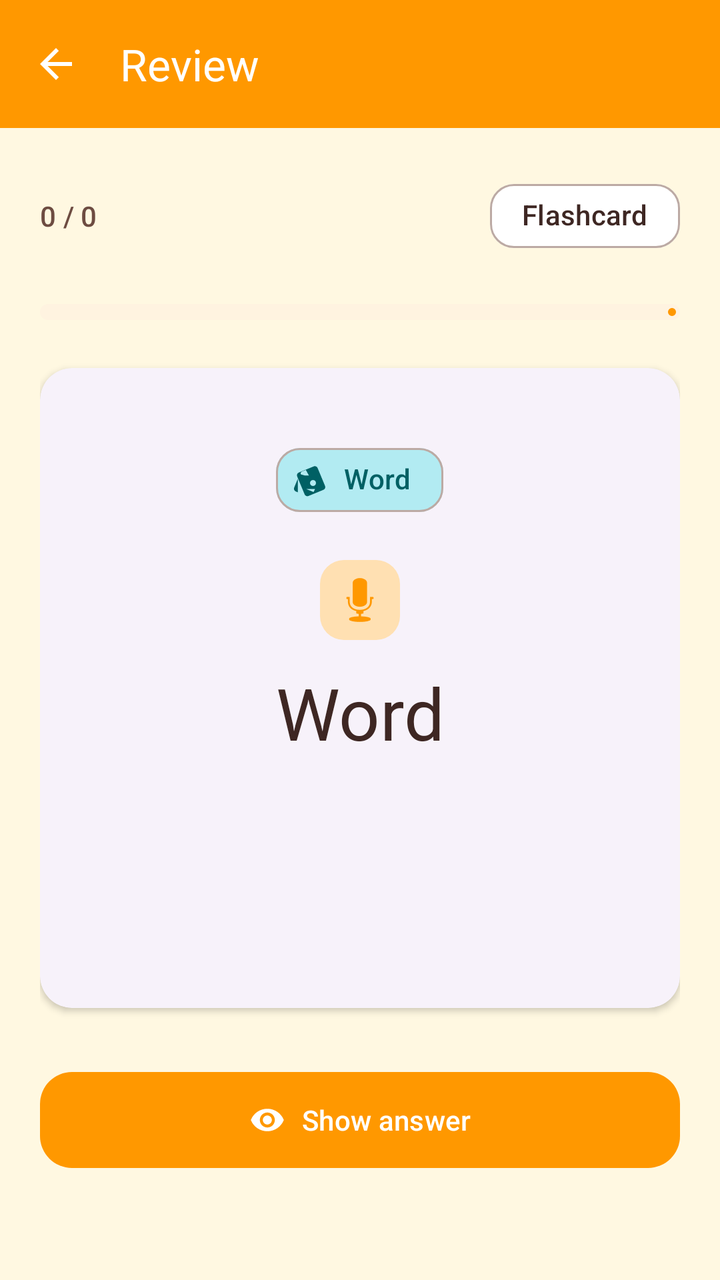
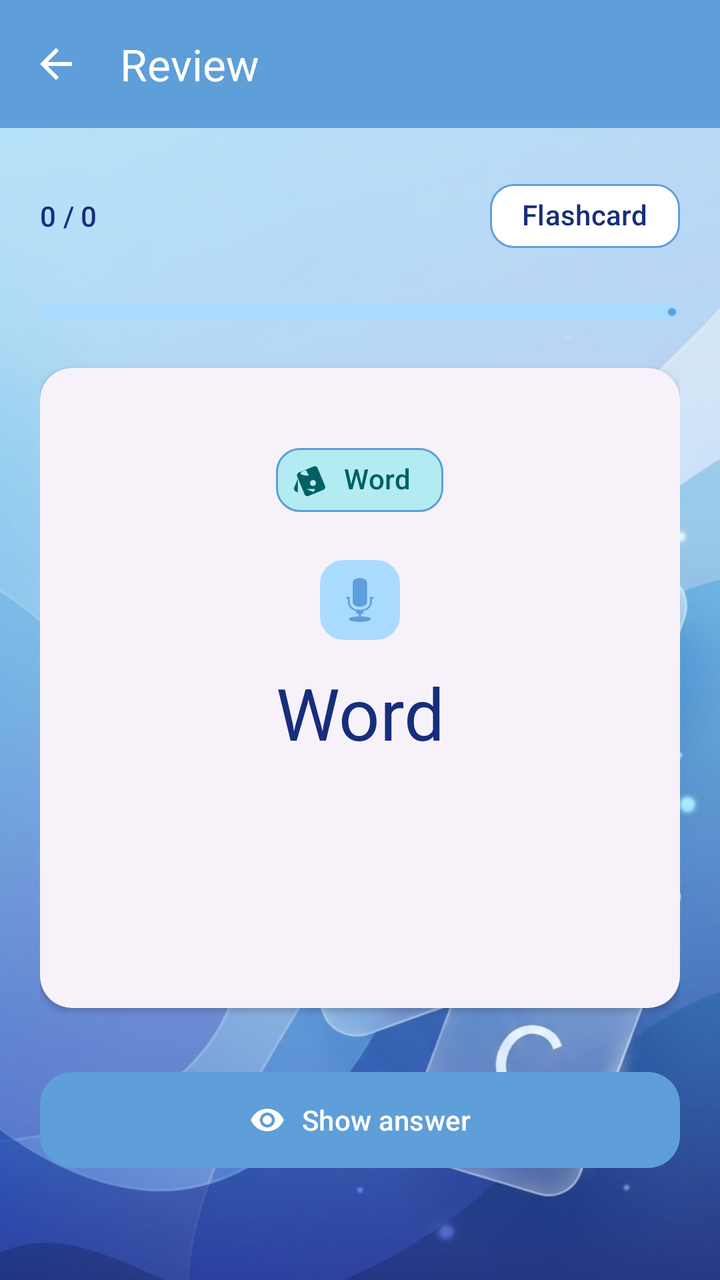

An Android layout rendered at two revisions. The XML below is the earlier revision; the diff shows what the commit changed to produce the second picture.
<!-- AndroidManifest.xml: application theme Theme.SmartFlashCard -->
<!-- res/layout/activity_review.xml -->
<?xml version="1.0" encoding="utf-8"?>
<androidx.coordinatorlayout.widget.CoordinatorLayout
    xmlns:android="http://schemas.android.com/apk/res/android"
    xmlns:app="http://schemas.android.com/apk/res-auto"
    android:id="@+id/reviewLayout"
    android:layout_width="match_parent"
    android:layout_height="match_parent"
    android:background="?android:attr/colorBackground">

    <com.google.android.material.appbar.AppBarLayout
        android:id="@+id/appBarLayout"
        android:layout_width="match_parent"
        android:layout_height="wrap_content"
        app:liftOnScroll="true"
        style="@style/Widget.Material3.AppBarLayout">

        <com.google.android.material.appbar.MaterialToolbar
            android:id="@+id/toolbarReview"
            android:layout_width="match_parent"
            android:layout_height="?attr/actionBarSize"
            app:title="@string/review_activity_title"
            app:navigationIcon="@drawable/ic_arrow_back"/>

    </com.google.android.material.appbar.AppBarLayout>

    <androidx.core.widget.NestedScrollView
        android:layout_width="match_parent"
        android:layout_height="match_parent"
        android:fillViewport="true"
        android:overScrollMode="never"
        app:layout_behavior="@string/appbar_scrolling_view_behavior">

        <LinearLayout
            android:layout_width="match_parent"
            android:layout_height="wrap_content"
            android:orientation="vertical"
            android:paddingHorizontal="20dp"
            android:paddingTop="20dp"
            android:paddingBottom="32dp">

            <LinearLayout
                android:layout_width="match_parent"
                android:layout_height="wrap_content"
                android:orientation="horizontal"
                android:gravity="center_vertical"
                android:layout_marginBottom="20dp">

                <TextView
                    android:id="@+id/tvProgress"
                    android:layout_width="0dp"
                    android:layout_height="wrap_content"
                    android:layout_weight="1"
                    android:text="0 / 0"
                    android:textAppearance="@style/TextAppearance.Material3.LabelLarge"
                    android:textColor="?attr/colorOnSurfaceVariant" />

                <com.google.android.material.chip.Chip
                    android:id="@+id/chipDeck"
                    android:layout_width="wrap_content"
                    android:layout_height="wrap_content"
                    android:text="@string/review_flashcard_label"
                    app:chipBackgroundColor="@color/cardview_light_background"
                    android:textColor="@color/md_theme_light_onBackground"
                    style="@style/Widget.Material3.Chip.Assist" />

            </LinearLayout>

            <com.google.android.material.progressindicator.LinearProgressIndicator
                android:id="@+id/progressIndicator"
                android:layout_width="match_parent"
                android:layout_height="wrap_content"
                android:layout_marginBottom="24dp"
                android:progress="0"
                android:indeterminate="false"
                app:trackCornerRadius="8dp"
                app:trackThickness="8dp"
                app:indicatorColor="?attr/colorPrimary"
                app:trackColor="?attr/colorSurfaceVariant" />

            <com.google.android.material.card.MaterialCardView
                android:id="@+id/cvCard"
                android:layout_width="match_parent"
                android:layout_height="wrap_content"
                android:minHeight="320dp"
                android:layout_marginBottom="28dp"
                app:cardElevation="2dp"
                app:strokeWidth="0dp"
                style="@style/Widget.Material3.CardView.Elevated">

                <LinearLayout
                    android:layout_width="match_parent"
                    android:layout_height="match_parent"
                    android:orientation="vertical"
                    android:gravity="center"
                    android:padding="32dp">

                    <com.google.android.material.chip.Chip
                        android:layout_width="wrap_content"
                        android:layout_height="wrap_content"
                        android:layout_marginBottom="16dp"
                        android:text="@string/review_vocab_label"
                        app:chipIcon="@drawable/ic_style"
                        app:chipBackgroundColor="?attr/colorSecondaryContainer"
                        android:textColor="?attr/colorOnSecondaryContainer"
                        android:clickable="false"
                        android:focusable="false"
                        style="@style/Widget.Material3.Chip.Assist" />

                    <LinearLayout
                        android:layout_width="wrap_content"
                        android:layout_height="wrap_content"
                        android:orientation="horizontal"
                        android:gravity="center"
                        android:layout_marginBottom="12dp"
                        android:paddingHorizontal="16dp">

                        <ImageButton
                            android:id="@+id/btnPlayTts"
                            android:layout_width="40dp"
                            android:layout_height="40dp"
                            android:background="@drawable/bg_tts_button"
                            android:contentDescription="@string/card_listen_content_desc"
                            android:src="@android:drawable/ic_btn_speak_now"
                            app:tint="?attr/colorPrimary" />
                    </LinearLayout>

                    <LinearLayout
                        android:layout_width="wrap_content"
                        android:layout_height="wrap_content"
                        android:orientation="horizontal"
                        android:gravity="center"
                        android:paddingHorizontal="16dp">

                        <TextView
                            android:id="@+id/tvFront"
                            android:layout_width="wrap_content"
                            android:layout_height="wrap_content"
                            android:text="Word"
                            android:textAlignment="center"
                            android:textAppearance="@style/TextAppearance.Material3.DisplaySmall"
                            android:textColor="?attr/colorOnSurface" />
                    </LinearLayout>

                    <TextView
                        android:id="@+id/tvIpa"
                        android:layout_width="wrap_content"
                        android:layout_height="wrap_content"
                        android:layout_marginTop="4dp"
                        android:text="/wɜːrd/"
                        android:textAlignment="center"
                        android:textAppearance="@style/TextAppearance.Material3.BodyLarge"
                        android:textColor="?attr/colorOnSurfaceVariant"
                        android:textStyle="italic"
                        android:visibility="gone" />

                    <com.google.android.material.divider.MaterialDivider
                        android:id="@+id/divider"
                        android:layout_width="80dp"
                        android:layout_height="wrap_content"
                        android:layout_marginTop="20dp"
                        android:layout_marginBottom="20dp"
                        android:visibility="gone"
                        app:dividerColor="?attr/colorOutlineVariant"
                        app:dividerThickness="2dp" />

                    <TextView
                        android:id="@+id/tvBack"
                        android:layout_width="wrap_content"
                        android:layout_height="wrap_content"
                        android:text="@string/review_meaning_label"
                        android:textAlignment="center"
                        android:textAppearance="@style/TextAppearance.Material3.HeadlineMedium"
                        android:textColor="?attr/colorOnSurfaceVariant"
                        android:visibility="gone" />

                </LinearLayout>
            </com.google.android.material.card.MaterialCardView>

            <com.google.android.material.button.MaterialButton
                android:id="@+id/btnAction"
                android:layout_width="match_parent"
                android:layout_height="56dp"
                android:text="@string/review_show_answer"
                android:textAppearance="@style/TextAppearance.Material3.LabelLarge"
                app:icon="@drawable/ic_visibility"
                app:iconGravity="textStart"
                app:cornerRadius="16dp"
                style="@style/Widget.Material3.Button" />

            <LinearLayout
                android:id="@+id/llActionButtons"
                android:layout_width="match_parent"
                android:layout_height="wrap_content"
                android:orientation="horizontal"
                android:weightSum="2"
                android:visibility="gone">

                <com.google.android.material.button.MaterialButton
                    android:id="@+id/btnIncorrect"
                    android:layout_width="0dp"
                    android:layout_height="56dp"
                    android:layout_weight="1"
                    android:layout_marginEnd="8dp"
                    app:icon="@drawable/ic_close"
                    app:iconGravity="textStart"
                    app:cornerRadius="16dp"
                    android:text="@string/review_incorrect"
                    app:backgroundTint="?attr/colorErrorContainer"
                    android:textColor="?attr/colorOnErrorContainer"
                    app:iconTint="?attr/colorOnErrorContainer"
                    style="@style/Widget.Material3.Button.TonalButton" />

                <com.google.android.material.button.MaterialButton
                    android:id="@+id/btnCorrect"
                    android:layout_width="0dp"
                    android:layout_height="56dp"
                    android:layout_weight="1"
                    android:layout_marginStart="8dp"
                    app:icon="@drawable/ic_check"
                    app:iconGravity="textStart"
                    app:cornerRadius="16dp"
                    android:text="@string/review_correct"
                    app:backgroundTint="?attr/colorTertiaryContainer"
                    android:textColor="?attr/colorOnTertiaryContainer"
                    app:iconTint="?attr/colorOnTertiaryContainer"
                    style="@style/Widget.Material3.Button.TonalButton" />

            </LinearLayout>

            <com.google.android.material.card.MaterialCardView
                android:id="@+id/layoutResult"
                android:layout_width="match_parent"
                android:layout_height="wrap_content"
                android:layout_marginTop="4dp"
                android:visibility="gone"
                app:strokeWidth="1dp"
                app:strokeColor="?attr/colorOutlineVariant"
                app:cardElevation="0dp"
                style="@style/Widget.Material3.CardView.Outlined">

                <LinearLayout
                    android:layout_width="match_parent"
                    android:layout_height="wrap_content"
                    android:orientation="vertical"
                    android:gravity="center"
                    android:padding="28dp">

                    <com.google.android.material.imageview.ShapeableImageView
                        android:layout_width="72dp"
                        android:layout_height="72dp"
                        android:layout_marginBottom="16dp"
                        android:src="@drawable/ic_celebration"
                        android:padding="16dp"
                        app:tint="?attr/colorPrimary"
                        app:shapeAppearanceOverlay="@style/ShapeAppearance.Material3.Corner.Full"
                        android:backgroundTint="?attr/colorPrimaryContainer" />

                    <TextView
                        android:layout_width="wrap_content"
                        android:layout_height="wrap_content"
                        android:layout_marginBottom="24dp"
                        android:text="@string/review_result_title"
                        android:textAppearance="@style/TextAppearance.Material3.HeadlineSmall"
                        android:textColor="?attr/colorOnSurface" />

                    <LinearLayout
                        android:layout_width="match_parent"
                        android:layout_height="wrap_content"
                        android:orientation="horizontal"
                        android:weightSum="2"
                        android:layout_marginBottom="28dp">

                        <com.google.android.material.card.MaterialCardView
                            android:layout_width="0dp"
                            android:layout_height="wrap_content"
                            android:layout_weight="1"
                            android:layout_marginEnd="8dp"
                            app:cardBackgroundColor="?attr/colorTertiaryContainer"
                            app:cardElevation="0dp"
                            app:strokeWidth="0dp"
                            app:cardCornerRadius="16dp">

                            <LinearLayout
                                android:layout_width="match_parent"
                                android:layout_height="wrap_content"
                                android:orientation="vertical"
                                android:gravity="center"
                                android:padding="16dp">

                                <TextView
                                    android:id="@+id/tvResultCorrect"
                                    android:layout_width="wrap_content"
                                    android:layout_height="wrap_content"
                                    android:text="0"
                                    android:textSize="20dp"
                                    android:textAppearance="@style/TextAppearance.Material3.DisplaySmall"
                                    android:textColor="?attr/colorOnTertiaryContainer" />

                                <TextView
                                    android:layout_width="wrap_content"
                                    android:layout_height="wrap_content"
                                    android:text="@string/review_correct"
                                    android:textAppearance="@style/TextAppearance.Material3.LabelMedium"
                                    android:textColor="?attr/colorOnTertiaryContainer" />

                            </LinearLayout>
                        </com.google.android.material.card.MaterialCardView>

                        <com.google.android.material.card.MaterialCardView
                            android:layout_width="0dp"
                            android:layout_height="wrap_content"
                            android:layout_weight="1"
                            android:layout_marginStart="8dp"
                            app:cardBackgroundColor="?attr/colorErrorContainer"
                            app:cardElevation="0dp"
                            app:strokeWidth="0dp"
                            app:cardCornerRadius="16dp">

                            <LinearLayout
                                android:layout_width="match_parent"
                                android:layout_height="wrap_content"
                                android:orientation="vertical"
                                android:gravity="center"
                                android:padding="16dp">

                                <TextView
                                    android:id="@+id/tvResultIncorrect"
                                    android:layout_width="wrap_content"
                                    android:layout_height="wrap_content"
                                    android:text="0"
                                    android:textSize="20dp"
                                    android:textAppearance="@style/TextAppearance.Material3.DisplaySmall"
                                    android:textColor="?attr/colorOnErrorContainer" />

                                <TextView
                                    android:layout_width="wrap_content"
                                    android:layout_height="wrap_content"
                                    android:text="@string/review_incorrect"
                                    android:textAppearance="@style/TextAppearance.Material3.LabelMedium"
                                    android:textColor="?attr/colorOnErrorContainer" />

                            </LinearLayout>
                        </com.google.android.material.card.MaterialCardView>

                    </LinearLayout>

                    <com.google.android.material.button.MaterialButton
                        android:id="@+id/btnFinishReview"
                        android:layout_width="match_parent"
                        android:layout_height="56dp"
                        android:text="@string/review_finish"
                        app:cornerRadius="16dp"
                        style="@style/Widget.Material3.Button" />

                </LinearLayout>
            </com.google.android.material.card.MaterialCardView>

        </LinearLayout>
    </androidx.core.widget.NestedScrollView>

</androidx.coordinatorlayout.widget.CoordinatorLayout>
<!-- resources referenced by this layout -->
<resources>
  <color name="md_theme_light_onBackground">#3E2723</color>
  <!-- drawable bg_tts_button (drawable) -->
  <?xml version="1.0" encoding="utf-8"?>
  <shape xmlns:android="http://schemas.android.com/apk/res/android">
      <solid android:color="@color/md_theme_light_primaryContainer" />
      <corners android:radius="@dimen/kid_corner_small" />
  </shape>
  <string name="card_listen_content_desc">Play pronunciation</string>
  <string name="review_activity_title">Review</string>
  <string name="review_correct">Got it!</string>
  <string name="review_finish">Finish</string>
  <string name="review_flashcard_label">Flashcard</string>
  <string name="review_incorrect">Try again</string>
  <string name="review_meaning_label">Meaning</string>
  <string name="review_result_title">Session complete!</string>
  <string name="review_show_answer">Show answer</string>
  <string name="review_vocab_label">Word</string>
  <style name="Theme.SmartFlashCard" parent="Base.Theme.SmartFlashCard" />
  <color name="md_theme_light_primaryContainer">#FFE0B2</color>
  <dimen name="kid_corner_small">12dp</dimen>
  <color name="kid_icon_tint">@color/md_theme_light_primary</color>
  <color name="md_theme_light_primary">#FF9800</color>
  <color name="md_theme_light_onPrimary">#FFFFFF</color>
  <color name="md_theme_light_onPrimaryContainer">#5D3200</color>
  <color name="md_theme_light_secondary">#00BCD4</color>
  <color name="md_theme_light_onSecondary">#FFFFFF</color>
  <color name="md_theme_light_secondaryContainer">#B2EBF2</color>
  <color name="md_theme_light_onSecondaryContainer">#006064</color>
  <color name="md_theme_light_tertiary">#66BB6A</color>
  <color name="md_theme_light_onTertiary">#FFFFFF</color>
  <color name="md_theme_light_tertiaryContainer">#C8E6C9</color>
  <color name="md_theme_light_onTertiaryContainer">#1B5E20</color>
  <color name="md_theme_light_background">#FFF8E1</color>
  <color name="md_theme_light_error">#E53935</color>
  <color name="md_theme_light_onError">#FFFFFF</color>
  <color name="md_theme_light_errorContainer">#FFCDD2</color>
  <color name="md_theme_light_onErrorContainer">#B71C1C</color>
  <color name="md_theme_light_surface">#FFFFFF</color>
  <color name="md_theme_light_onSurface">#3E2723</color>
  <color name="md_theme_light_surfaceVariant">#FFF3E0</color>
  <color name="md_theme_light_onSurfaceVariant">#6D4C41</color>
  <color name="md_theme_light_outline">#BCAAA4</color>
  <style name="Widget.SmartFlashCard.Button" parent="Widget.Material3.Button">
          <item name="cornerRadius">@dimen/kid_corner_button</item>
          <item name="backgroundTint">?attr/colorPrimary</item>
          <item name="android:textColor">?attr/colorOnPrimary</item>
      </style>
  <style name="Widget.SmartFlashCard.Fab" parent="Widget.Material3.FloatingActionButton.Primary">
          <item name="backgroundTint">?attr/colorSecondary</item>
          <item name="tint">?attr/colorOnSecondary</item>
          <item name="shapeAppearance">@style/ShapeAppearance.SmartFlashCard.Medium</item>
      </style>
  <style name="ShapeAppearance.SmartFlashCard.Small" parent="ShapeAppearance.Material3.Corner.Small">
          <item name="cornerSize">@dimen/kid_corner_small</item>
      </style>
  <style name="ShapeAppearance.SmartFlashCard.Medium" parent="ShapeAppearance.Material3.Corner.Medium">
          <item name="cornerSize">@dimen/kid_corner_button</item>
      </style>
  <style name="ShapeAppearance.SmartFlashCard.Large" parent="ShapeAppearance.Material3.Corner.Large">
          <item name="cornerSize">@dimen/kid_corner_card</item>
      </style>
  <dimen name="kid_corner_button">16dp</dimen>
  <dimen name="kid_corner_card">24dp</dimen>
  <dimen name="kid_elevation_card">4dp</dimen>
  <!-- unchanged entries left out for length: 10 -->
</resources>

<!-- the commit's change to res/layout/activity_review.xml (unified diff, before → after) -->
@@ -5,7 +5,7 @@
     android:id="@+id/reviewLayout"
     android:layout_width="match_parent"
     android:layout_height="match_parent"
-    android:background="?android:attr/colorBackground">
+    android:background="@drawable/bg">
 
     <com.google.android.material.appbar.AppBarLayout
         android:id="@+id/appBarLayout"
<!-- resource entries referenced after the edit -->
@@ -1,6 +1,7 @@
 <!-- resources referenced by this layout -->
 <resources>
-  <color name="md_theme_light_onBackground">#3E2723</color>
+  <color name="md_theme_light_onBackground">#162E7B</color>
+  <!-- drawable bg: png bitmap (drawable, 800499 bytes) -->
   <!-- drawable bg_tts_button (drawable) -->
   <?xml version="1.0" encoding="utf-8"?>
   <shape xmlns:android="http://schemas.android.com/apk/res/android">
@@ -18,12 +19,12 @@
   <string name="review_show_answer">Show answer</string>
   <string name="review_vocab_label">Word</string>
   <style name="Theme.SmartFlashCard" parent="Base.Theme.SmartFlashCard" />
-  <color name="md_theme_light_primaryContainer">#FFE0B2</color>
+  <color name="md_theme_light_primaryContainer">#A9DBFF</color>
   <dimen name="kid_corner_small">12dp</dimen>
   <color name="kid_icon_tint">@color/md_theme_light_primary</color>
-  <color name="md_theme_light_primary">#FF9800</color>
+  <color name="md_theme_light_primary">#5E9ED9</color>
   <color name="md_theme_light_onPrimary">#FFFFFF</color>
-  <color name="md_theme_light_onPrimaryContainer">#5D3200</color>
+  <color name="md_theme_light_onPrimaryContainer">#162E7B</color>
   <color name="md_theme_light_secondary">#00BCD4</color>
   <color name="md_theme_light_onSecondary">#FFFFFF</color>
   <color name="md_theme_light_secondaryContainer">#B2EBF2</color>
@@ -32,19 +33,19 @@
   <color name="md_theme_light_onTertiary">#FFFFFF</color>
   <color name="md_theme_light_tertiaryContainer">#C8E6C9</color>
   <color name="md_theme_light_onTertiaryContainer">#1B5E20</color>
-  <color name="md_theme_light_background">#FFF8E1</color>
+  <color name="md_theme_light_background">#A9DBFF</color>
   <color name="md_theme_light_error">#E53935</color>
   <color name="md_theme_light_onError">#FFFFFF</color>
   <color name="md_theme_light_errorContainer">#FFCDD2</color>
   <color name="md_theme_light_onErrorContainer">#B71C1C</color>
   <color name="md_theme_light_surface">#FFFFFF</color>
-  <color name="md_theme_light_onSurface">#3E2723</color>
-  <color name="md_theme_light_surfaceVariant">#FFF3E0</color>
-  <color name="md_theme_light_onSurfaceVariant">#6D4C41</color>
-  <color name="md_theme_light_outline">#BCAAA4</color>
+  <color name="md_theme_light_onSurface">#162E7B</color>
+  <color name="md_theme_light_surfaceVariant">#A9DBFF</color>
+  <color name="md_theme_light_onSurfaceVariant">#162E7B</color>
+  <color name="md_theme_light_outline">#5E9ED9</color>
   <style name="Widget.SmartFlashCard.Button" parent="Widget.Material3.Button">
           <item name="cornerRadius">@dimen/kid_corner_button</item>
-          <item name="backgroundTint">?attr/colorPrimary</item>
+          <item name="backgroundTint">#3C9DF2</item>
           <item name="android:textColor">?attr/colorOnPrimary</item>
       </style>
   <style name="Widget.SmartFlashCard.Fab" parent="Widget.Material3.FloatingActionButton.Primary">
